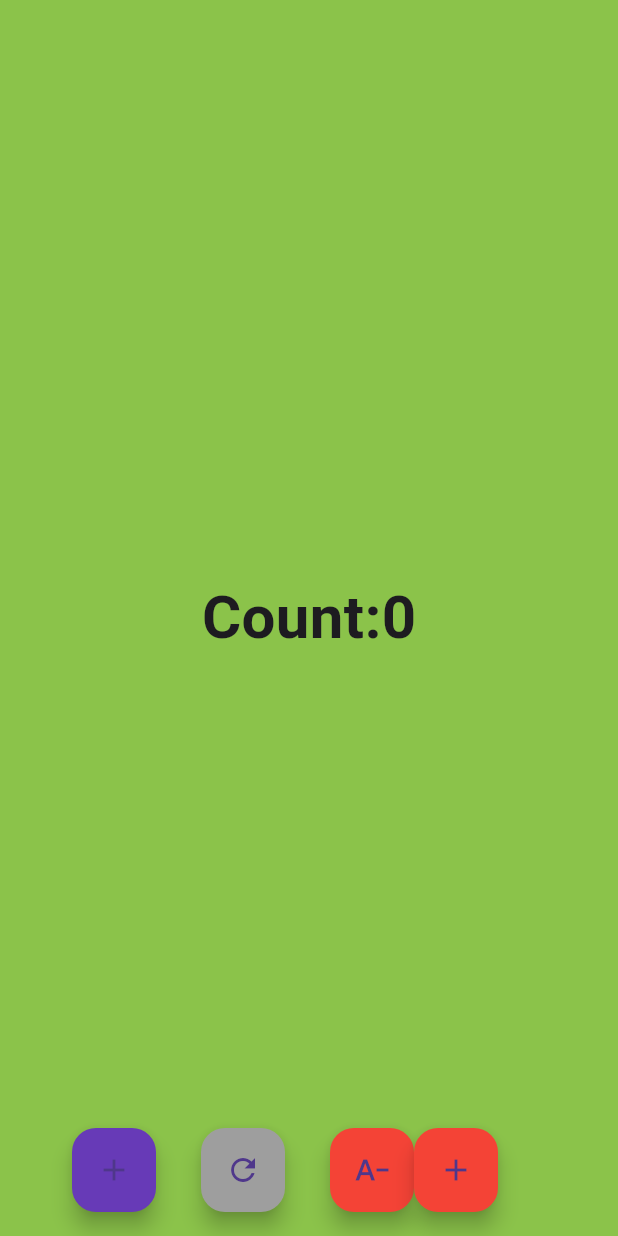
After one commit to WadaDiriba/FlUTTER-TUTORIAL-STATE-MANAGEMNT-30-DAYS, a Flutter app: the HomePage screen opened directly, on a phone screen of 412 x 824 dp. The commit adds this screen. Run offline on Flutter 3.47's test engine with Material 3 defaults, Android fonts, the phone set to English and light mode, and no system bars.

Commit message:
Some file added

```diff
--- /dev/null
+++ b/lib/pages/home_page.dart
@@ -0,0 +1,88 @@
+import 'package:flutter/material.dart';
+import 'package:flutter_tutorial/screens/providers/provider_part1.dart';
+import 'package:provider/provider.dart';
+
+class HomePage extends StatelessWidget {
+  const HomePage({super.key});
+
+  @override
+  Widget build(BuildContext context) {
+
+    final counter=Provider.of<Counterprovider>(context);
+    final background = Provider.of<Counterprovider>(context);
+
+
+    return Scaffold(
+
+
+
+
+      body: AnimatedContainer(
+
+        duration: Duration(seconds: 4),
+
+        curve: Curves.easeInOut,
+        child: Container(
+
+            color:background.backColor,
+          child: Center(
+
+            child:Text(
+
+               "Count:${counter.count}",
+
+               style: TextStyle(
+
+                fontSize: 40,
+
+                fontWeight: FontWeight.bold,
+               ),
+            ),
+          ),
+        ),
+      ),
+
+
+      floatingActionButton:Row(
+
+        mainAxisAlignment: MainAxisAlignment.center,
+          children: [
+
+               FloatingActionButton(
+
+                onPressed: counter.increment,
+                child: Icon(Icons.add),
+                   backgroundColor: Colors.deepPurple,
+                ),
+
+                SizedBox(width: 30),
+                 FloatingActionButton(
+
+                onPressed: counter.reset,
+                child: Icon(Icons.refresh),
+                   backgroundColor: Colors.grey,
+                ),
+                 SizedBox(width: 30),
+                 FloatingActionButton(
+
+                onPressed: counter.decrement,
+                child: Icon(Icons.text_decrease),
+                   backgroundColor: Colors.red,
+                ),
+
+               FloatingActionButton(
+
+                onPressed: counter.changeBackgroundColor,
+                child: Icon(Icons.add),
+                   backgroundColor: Colors.red,
+                ),
+
+
+          ],
+
+
+
+      ),
+    );
+  }
+}
--- a/lib/screens/providers/provider_part1.dart
+++ b/lib/screens/providers/provider_part1.dart
@@ -0,0 +1,51 @@
+
+
+import 'dart:math';
+
+import 'package:flutter/material.dart';
+
+
+
+class Counterprovider with ChangeNotifier{
+
+      int _count=0;
+
+  Color _bgColor=Colors.lightGreen;
+
+  int get count=>_count;
+
+  Color get backColor=>_bgColor;
+
+
+  void changeBackgroundColor() {
+    _bgColor = Color.fromARGB(
+      255,
+      Random().nextInt(256),
+      Random().nextInt(256),
+      Random().nextInt(256),
+    );
+    notifyListeners();
+  }
+
+
+  void increment(){
+
+    _count++;
+
+     notifyListeners();
+  }
+
+  void reset(){
+
+    _count=0;
+
+    notifyListeners();
+  }
+
+  void decrement(){
+
+    _count--;
+
+    notifyListeners();
+  }
+}
--- a/lib/screens/providers/provider_part3.dart
+++ b/lib/screens/providers/provider_part3.dart
@@ -0,0 +1,22 @@
+import 'package:flutter/material.dart';
+
+class CounterProvider with ChangeNotifier {
+  int _count = 0;
+
+  int get count => _count;
+
+  void increment() {
+    _count++;
+    notifyListeners();
+  }
+
+  void decrement() {
+    _count--;
+    notifyListeners();
+  }
+
+  void reset() {
+    _count = 0;
+    notifyListeners();
+  }
+}
--- a/lib/screens/providers/provider_part4.dart
+++ b/lib/screens/providers/provider_part4.dart
@@ -0,0 +1,16 @@
+import 'package:flutter/material.dart';
+
+class ThemeProvider with ChangeNotifier {
+  bool _isDark = false;
+
+  bool get isDark => _isDark;
+
+  ThemeData get themeData => _isDark
+      ? ThemeData.dark(useMaterial3: true)
+      : ThemeData.light(useMaterial3: true);
+
+  void toggleTheme() {
+    _isDark = !_isDark;
+    notifyListeners();
+  }
+}
--- a/pubspec.yaml
+++ b/pubspec.yaml
@@ -34,6 +34,8 @@ dependencies:
   # The following adds the Cupertino Icons font to your application.
   # Use with the CupertinoIcons class for iOS style icons.
   cupertino_icons: ^1.0.8
+
+  provider: ^6.1.5+1
 
 dev_dependencies:
   flutter_test:
```
Also changed, not shown: lib/main.dart (+18 -11 lines), lib/pages/home_page2.dart (added, +59 -0 lines), lib/screens/providers/provider_part2.dart (+62 -0 lines), lib/screens/setState/setstate_part3.dart (+27 -43 lines), lib/screens/widgets/stful_widgetpart4.dart (+27 -59 lines), pubspec.lock.
